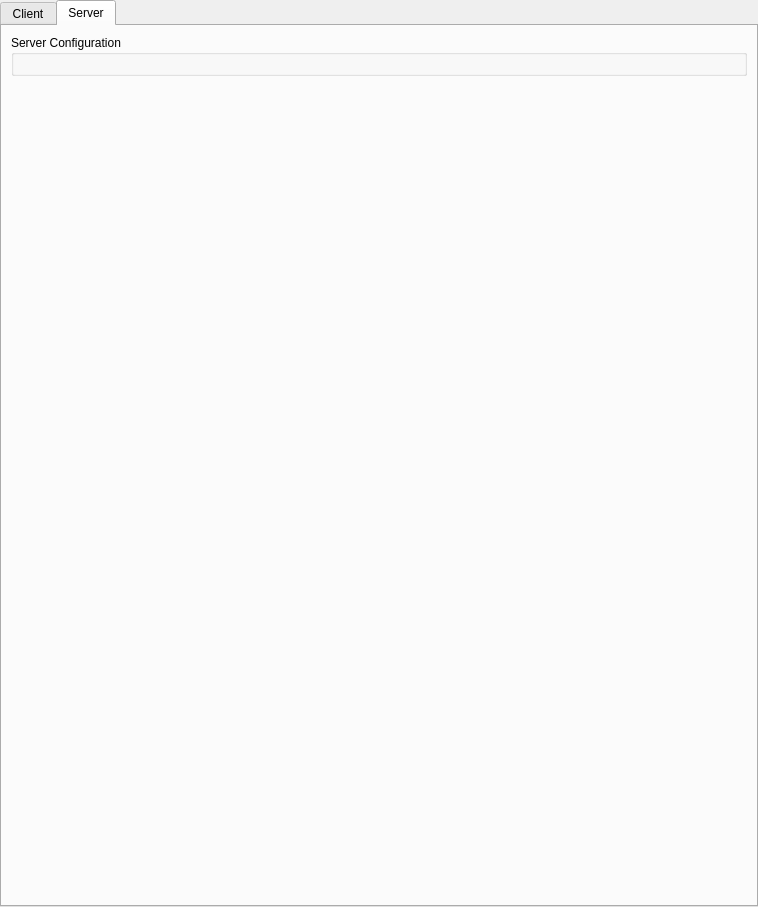
Qt form addons/lspclient/lspconfigwidget.ui (KDE/kate) before a commit.
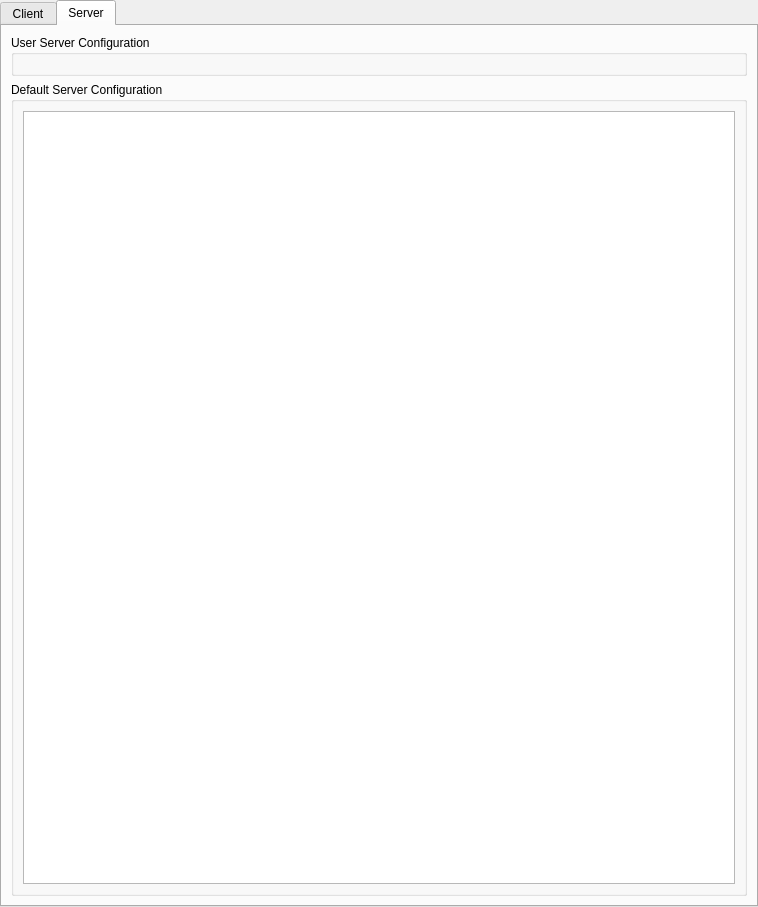
The same form after that commit. The open tabs and pages were chosen to show the change. Custom widgets are drawn as their Qt base class.

Commit message: show the default settings.json to the user in the config dialog

```diff
--- a/addons/lspclient/lspconfigwidget.ui
+++ b/addons/lspclient/lspconfigwidget.ui
@@ -173,7 +173,7 @@
        <item>
         <widget class="QGroupBox" name="groupBox_3">
          <property name="title">
-          <string>Server Configuration</string>
+          <string>User Server Configuration</string>
          </property>
          <layout class="QVBoxLayout" name="verticalLayout_4">
           <item>
@@ -183,17 +183,16 @@
         </widget>
        </item>
        <item>
-        <spacer name="verticalSpacer_2">
-         <property name="orientation">
-          <enum>Qt::Vertical</enum>
+        <widget class="QGroupBox" name="groupBox_4">
+         <property name="title">
+          <string>Default Server Configuration</string>
          </property>
-         <property name="sizeHint" stdset="0">
-          <size>
-           <width>20</width>
-           <height>40</height>
-          </size>
-         </property>
-        </spacer>
+         <layout class="QVBoxLayout" name="verticalLayout_8">
+          <item>
+           <widget class="QTextBrowser" name="defaultConfig"/>
+          </item>
+         </layout>
+        </widget>
        </item>
       </layout>
      </widget>
```
Left out of the diff: 2 changed lines with no effect on the pictures. The commit also changes 1 other file.
